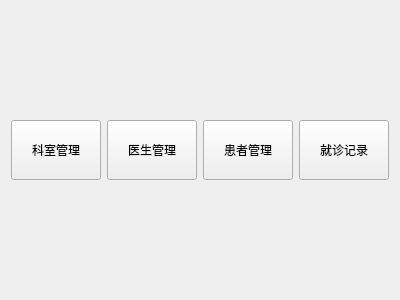
Qt form Lab4/welcomeview.ui (Kkinili/test_github) before a commit.
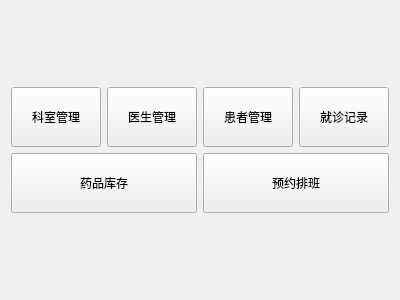
The same form after that commit.

Commit message: 完成了药品库存管理的初步设计

The edit to the form file:
```diff
--- a/Lab4/welcomeview.ui
+++ b/Lab4/welcomeview.ui
@@ -22,7 +22,7 @@
      <property name="sizeHint" stdset="0">
       <size>
        <width>20</width>
-       <height>106</height>
+       <height>40</height>
       </size>
      </property>
     </spacer>
@@ -92,6 +92,36 @@
      </item>
     </layout>
    </item>
+   <item>
+    <layout class="QHBoxLayout" name="horizontalLayout_2">
+     <item>
+      <widget class="QPushButton" name="btDrug">
+       <property name="minimumSize">
+        <size>
+         <width>40</width>
+         <height>60</height>
+        </size>
+       </property>
+       <property name="text">
+        <string>药品库存</string>
+       </property>
+      </widget>
+     </item>
+     <item>
+      <widget class="QPushButton" name="btAppointment">
+       <property name="minimumSize">
+        <size>
+         <width>40</width>
+         <height>60</height>
+        </size>
+       </property>
+       <property name="text">
+        <string>预约排班</string>
+       </property>
+      </widget>
+     </item>
+    </layout>
+   </item>
    <item>
     <spacer name="verticalSpacer_2">
      <property name="orientation">
@@ -100,7 +130,7 @@
      <property name="sizeHint" stdset="0">
       <size>
        <width>20</width>
-       <height>106</height>
+       <height>40</height>
       </size>
      </property>
     </spacer>
```
The commit also changes 19 other files.
